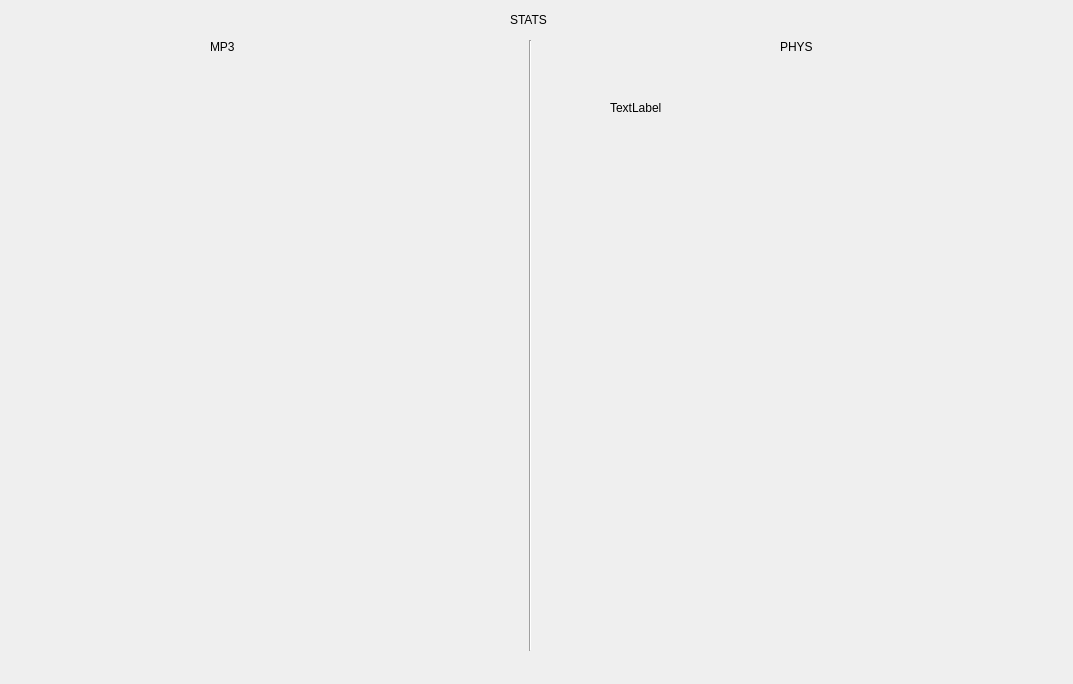
Old version of the form projet-musique/core/ongletstats.ui in the repository toopoormaghell/projet-musique.
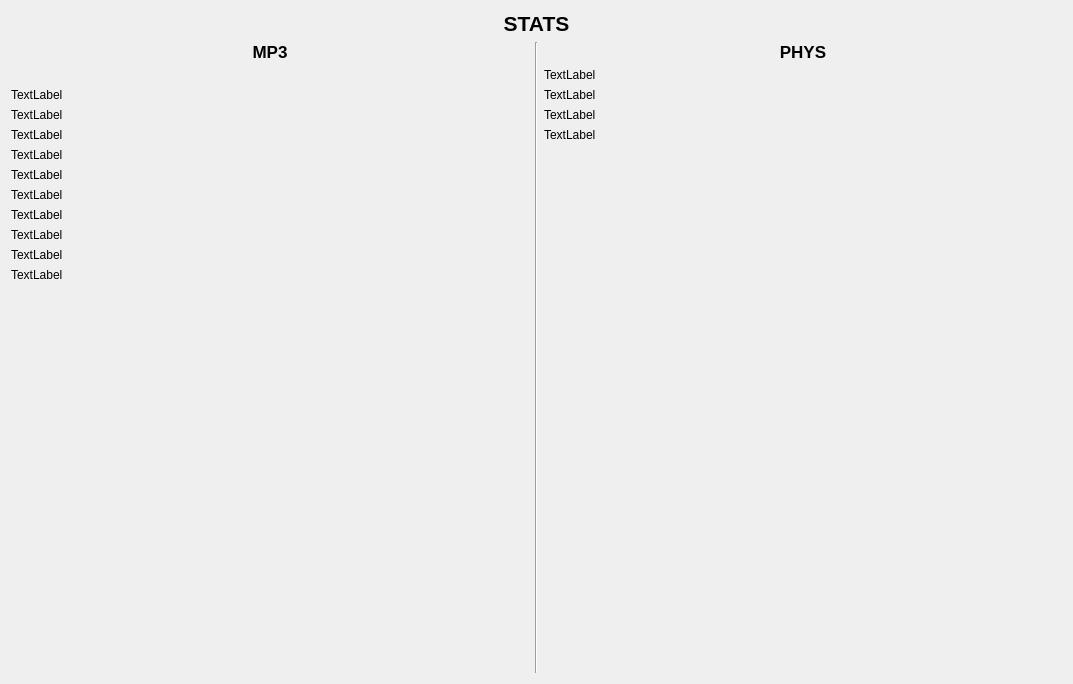
New version of the form.

Commit message: Ajout de nouvelles stats sur l'onglet stats.

```diff
--- a/projet-musique/core/ongletstats.ui
+++ b/projet-musique/core/ongletstats.ui
@@ -13,84 +13,214 @@
   <property name="windowTitle">
    <string>Form</string>
   </property>
-  <widget class="Line" name="line">
-   <property name="geometry">
-    <rect>
-     <x>510</x>
-     <y>40</y>
-     <width>41</width>
-     <height>611</height>
-    </rect>
-   </property>
-   <property name="orientation">
-    <enum>Qt::Vertical</enum>
-   </property>
-  </widget>
-  <widget class="QLabel" name="label">
-   <property name="geometry">
-    <rect>
-     <x>510</x>
-     <y>10</y>
-     <width>181</width>
-     <height>20</height>
-    </rect>
-   </property>
-   <property name="text">
-    <string>STATS</string>
-   </property>
-  </widget>
-  <widget class="QLabel" name="label_2">
-   <property name="geometry">
-    <rect>
-     <x>210</x>
-     <y>40</y>
-     <width>47</width>
-     <height>13</height>
-    </rect>
-   </property>
-   <property name="text">
-    <string>MP3</string>
-   </property>
-  </widget>
-  <widget class="QLabel" name="label_3">
-   <property name="geometry">
-    <rect>
-     <x>780</x>
-     <y>40</y>
-     <width>47</width>
-     <height>13</height>
-    </rect>
-   </property>
-   <property name="text">
-    <string>PHYS</string>
-   </property>
-  </widget>
-  <widget class="QLabel" name="NbMp3Total">
-   <property name="geometry">
-    <rect>
-     <x>60</x>
-     <y>110</y>
-     <width>321</width>
-     <height>16</height>
-    </rect>
-   </property>
-   <property name="text">
-    <string/>
-   </property>
-  </widget>
-  <widget class="QLabel" name="NbPhysTotal">
-   <property name="geometry">
-    <rect>
-     <x>610</x>
-     <y>100</y>
-     <width>371</width>
-     <height>16</height>
-    </rect>
-   </property>
-   <property name="text">
-    <string>TextLabel</string>
-   </property>
-  </widget>
+  <layout class="QVBoxLayout" name="verticalLayout_3">
+   <item>
+    <widget class="QLabel" name="label">
+     <property name="font">
+      <font>
+       <pointsize>16</pointsize>
+       <weight>75</weight>
+       <italic>false</italic>
+       <bold>true</bold>
+       <strikeout>false</strikeout>
+      </font>
+     </property>
+     <property name="text">
+      <string>STATS</string>
+     </property>
+     <property name="alignment">
+      <set>Qt::AlignCenter</set>
+     </property>
+    </widget>
+   </item>
+   <item>
+    <layout class="QHBoxLayout" name="horizontalLayout">
+     <item>
+      <layout class="QVBoxLayout" name="verticalLayout">
+       <item>
+        <widget class="QLabel" name="label_2">
+         <property name="font">
+          <font>
+           <pointsize>13</pointsize>
+           <weight>75</weight>
+           <bold>true</bold>
+          </font>
+         </property>
+         <property name="text">
+          <string>MP3</string>
+         </property>
+         <property name="alignment">
+          <set>Qt::AlignCenter</set>
+         </property>
+        </widget>
+       </item>
+       <item>
+        <widget class="QLabel" name="NbMp3Total">
+         <property name="text">
+          <string/>
+         </property>
+        </widget>
+       </item>
+       <item>
+        <widget class="QLabel" name="NbMp3ScAlbum">
+         <property name="text">
+          <string>TextLabel</string>
+         </property>
+        </widget>
+       </item>
+       <item>
+        <widget class="QLabel" name="NbMp3Album">
+         <property name="text">
+          <string>TextLabel</string>
+         </property>
+        </widget>
+       </item>
+       <item>
+        <widget class="QLabel" name="NbMp3BOF">
+         <property name="text">
+          <string>TextLabel</string>
+         </property>
+        </widget>
+       </item>
+       <item>
+        <widget class="QLabel" name="NbMp3Spect">
+         <property name="text">
+          <string>TextLabel</string>
+         </property>
+        </widget>
+       </item>
+       <item>
+        <widget class="QLabel" name="NbMp3Tele">
+         <property name="text">
+          <string>TextLabel</string>
+         </property>
+        </widget>
+       </item>
+       <item>
+        <widget class="QLabel" name="NbMp3NA">
+         <property name="text">
+          <string>TextLabel</string>
+         </property>
+        </widget>
+       </item>
+       <item>
+        <widget class="QLabel" name="NbMp3Classique">
+         <property name="text">
+          <string>TextLabel</string>
+         </property>
+        </widget>
+       </item>
+       <item>
+        <widget class="QLabel" name="NbMp3Gene">
+         <property name="text">
+          <string>TextLabel</string>
+         </property>
+        </widget>
+       </item>
+       <item>
+        <widget class="QLabel" name="NbMp3Reprises">
+         <property name="text">
+          <string>TextLabel</string>
+         </property>
+        </widget>
+       </item>
+       <item>
+        <widget class="QLabel" name="NbMp3Compil">
+         <property name="text">
+          <string>TextLabel</string>
+         </property>
+         <property name="margin">
+          <number>0</number>
+         </property>
+        </widget>
+       </item>
+       <item>
+        <spacer name="verticalSpacer_2">
+         <property name="orientation">
+          <enum>Qt::Vertical</enum>
+         </property>
+         <property name="sizeHint" stdset="0">
+          <size>
+           <width>20</width>
+           <height>40</height>
+          </size>
+         </property>
+        </spacer>
+       </item>
+      </layout>
+     </item>
+     <item>
+      <widget class="Line" name="line">
+       <property name="orientation">
+        <enum>Qt::Vertical</enum>
+       </property>
+      </widget>
+     </item>
+     <item>
+      <layout class="QVBoxLayout" name="verticalLayout_2">
+       <item>
+        <widget class="QLabel" name="label_3">
+         <property name="font">
+          <font>
+           <pointsize>13</pointsize>
+           <weight>75</weight>
+           <bold>true</bold>
+          </font>
+         </property>
+         <property name="text">
+          <string>PHYS</string>
+         </property>
+         <property name="alignment">
+          <set>Qt::AlignCenter</set>
+         </property>
+        </widget>
+       </item>
+       <item>
+        <widget class="QLabel" name="NbPhysTotal">
+         <property name="text">
+          <string>TextLabel</string>
+         </property>
+        </widget>
+       </item>
+       <item>
+        <widget class="QLabel" name="NbPhysAlbum">
+         <property name="text">
+          <string>TextLabel</string>
+         </property>
+        </widget>
+       </item>
+       <item>
+        <widget class="QLabel" name="NbPhysSingle">
+         <property name="text">
+          <string>TextLabel</string>
+         </property>
+        </widget>
+       </item>
+       <item>
+        <widget class="QLabel" name="NbPhysCompil">
+         <property name="text">
+          <string>TextLabel</string>
+         </property>
+        </widget>
+       </item>
+       <item>
+        <spacer name="verticalSpacer">
+         <property name="orientation">
+          <enum>Qt::Vertical</enum>
+         </property>
+         <property name="sizeHint" stdset="0">
+          <size>
+           <width>20</width>
+           <height>40</height>
+          </size>
+         </property>
+        </spacer>
+       </item>
+      </layout>
+     </item>
+    </layout>
+   </item>
+  </layout>
  </widget>
  <resources/>
  <connections/>
```
The commit also changes 4 other files.
